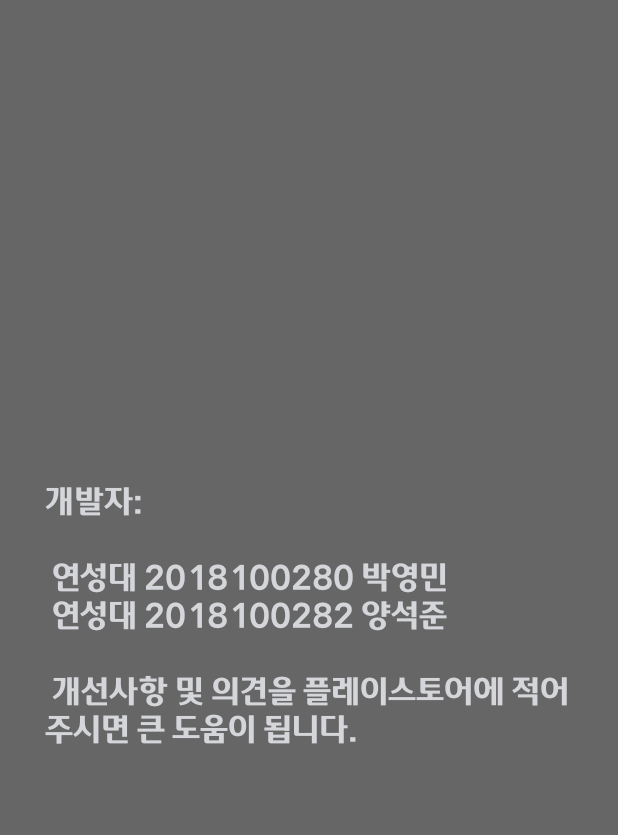
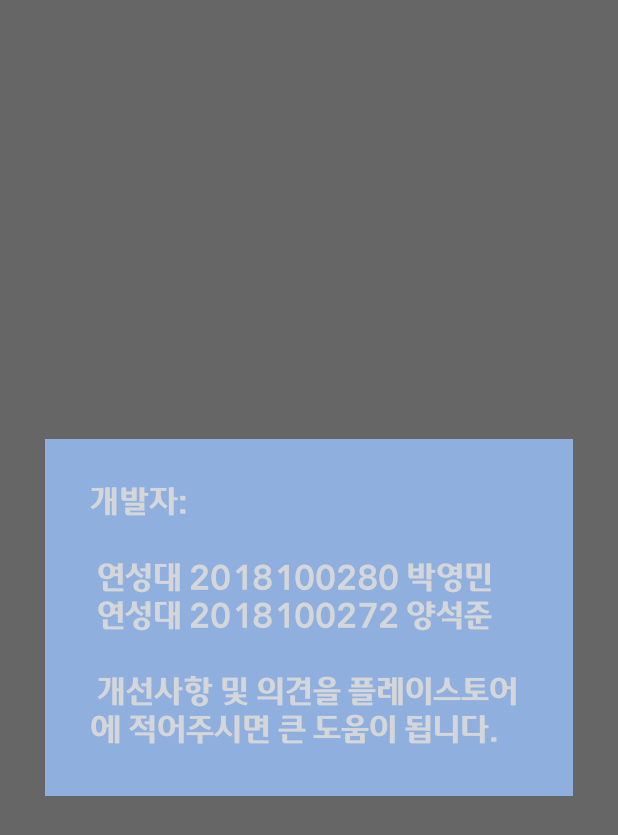
Before and after one commit to yeongmin7870/yeonsungBus, an Android app: the layout activity_popup.xml on its own in the app's theme, with its tools: preview values and no code run, on a phone screen of 412 x 824 dp. Shown: the top 835 px of the screen. Run offline under Robolectric (Android 15) with nearby library versions, the phone set to English and light mode, and no system bars.

Commit message:
개발자 팝업 및 결제화면 이동 구현 완료

```diff
--- a/app/src/main/res/layout/activity_popup.xml
+++ b/app/src/main/res/layout/activity_popup.xml
@@ -11,6 +11,8 @@
         android:layout_height="wrap_content"
         android:layout_centerInParent="true"
         android:textSize="22dp"
+        android:padding="30dp"
+        android:background="@color/popfor"
         android:textColor="#D4D6DA"
         android:fontFamily="@font/welcomeotfbold"
         android:text="@string/makePeople"/>
--- a/app/src/main/res/values/colors.xml
+++ b/app/src/main/res/values/colors.xml
@@ -9,4 +9,5 @@
     <color name="white">#FFFFFFFF</color>
     <color name="backgroud">#313957</color>
     <color name="popback">#99000000</color>
+    <color name="popfor">#CC9AC4FE</color>
 </resources>
--- a/app/src/main/res/values/strings.xml
+++ b/app/src/main/res/values/strings.xml
@@ -4,7 +4,7 @@
     <string name="dashboard_scroll_after">버스 정보</string>
     <string name="location">버스 노선 이름</string>
     <string name="enter_address">주소를 입력해주세요</string>
-    <string name="makePeople">개발자:\n\n 연성대 2018100280 박영민\n 연성대 2018100282 양석준\n\n 개선사항 및 의견을 플레이스토어에 적어주시면 큰 도움이 됩니다.</string>
+    <string name="makePeople">개발자:\n\n 연성대 2018100280 박영민\n 연성대 2018100272 양석준\n\n 개선사항 및 의견을 플레이스토어에 적어주시면 큰 도움이 됩니다.</string>
     <string name="dummyText">
 Where does it come from?
 Contrary to popular belief, Lorem Ipsum is not simply random text. It has roots in a piece of classical Latin literature from 45 BC, making it over 2000 years old. Richard McClintock, a Latin professor at Hampden-Sydney College in Virginia, looked up one of the more obscure Latin words, consectetur, from a Lorem Ipsum passage, and going through the cites of the word in classical literature, discovered the undoubtable source. Lorem Ipsum comes from sections 1.10.32 and 1.10.33 of "de Finibus Bonorum et Malorum" (The Extremes of Good and Evil) by Cicero, written in 45 BC. This book is a treatise on the theory of ethics, very popular during the Renaissance. The first line of Lorem Ipsum, "Lorem ipsum dolor sit amet..", comes from a line in section 1.10.32.
```
